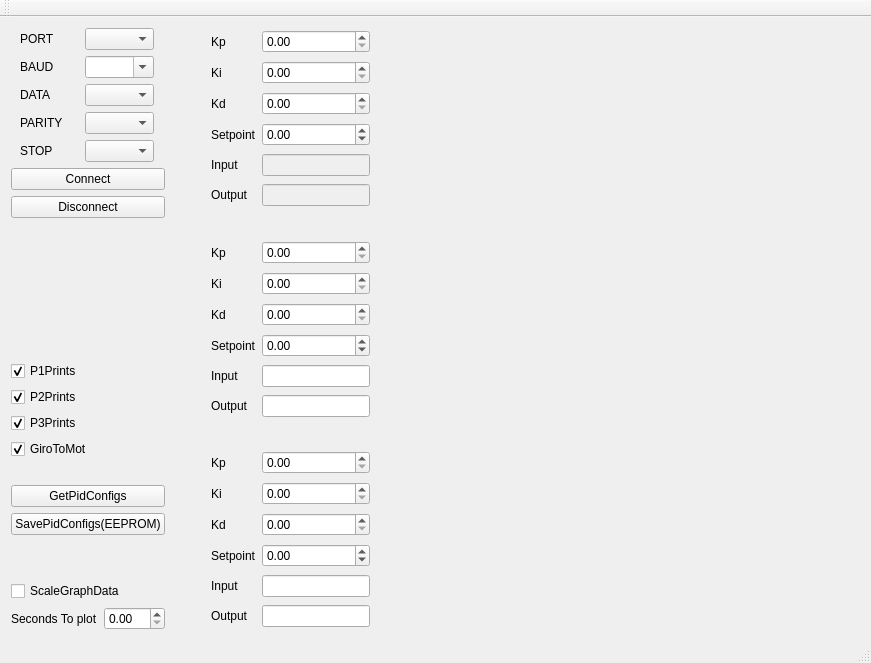
Before: the Qt Designer form mainwindow.ui in gse4me/ArduPlot, drawn with Qt 5.
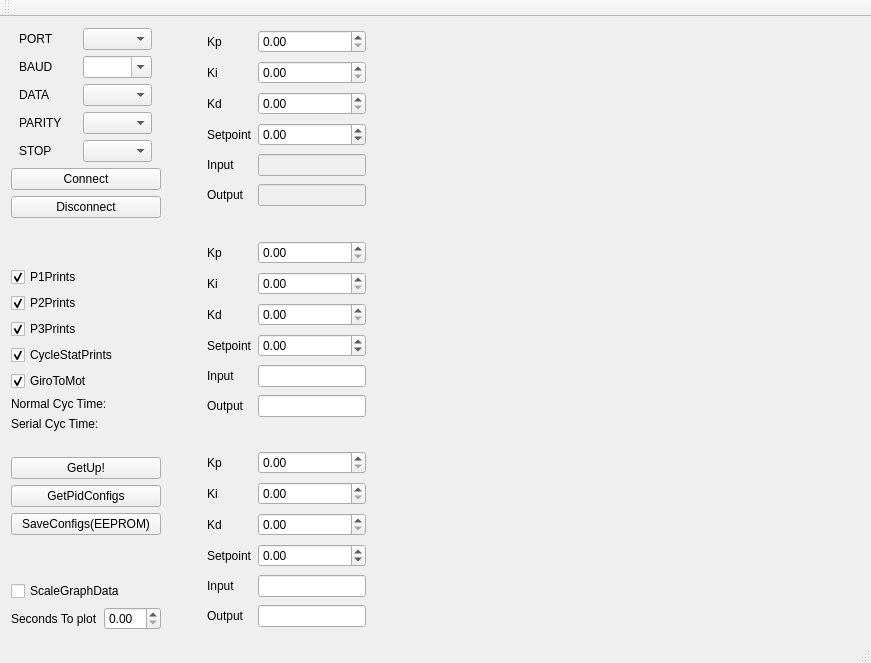
After: the same form once the commit is applied. Custom widgets are drawn as their Qt base class.

Commit message: Added Loop Time Info

Diff of the .ui file:
```diff
--- a/mainwindow.ui
+++ b/mainwindow.ui
@@ -15,7 +15,7 @@
   </property>
   <widget class="QWidget" name="centralWidget">
    <layout class="QGridLayout" name="gridLayout_5">
-    <item row="0" column="0" rowspan="2">
+    <item row="0" column="0">
      <layout class="QVBoxLayout" name="verticalLayout_5">
       <item>
        <layout class="QVBoxLayout" name="verticalLayout_4">
@@ -278,6 +278,16 @@
           </property>
          </widget>
         </item>
+        <item>
+         <widget class="QCheckBox" name="checkBoxCycleStats">
+          <property name="text">
+           <string>CycleStatPrints</string>
+          </property>
+          <property name="checked">
+           <bool>true</bool>
+          </property>
+         </widget>
+        </item>
         <item>
          <widget class="QCheckBox" name="checkBoxGiroToMot">
           <property name="text">
@@ -288,6 +298,42 @@
           </property>
          </widget>
         </item>
+        <item>
+         <layout class="QHBoxLayout" name="horizontalLayout_7">
+          <item>
+           <widget class="QLabel" name="label">
+            <property name="text">
+             <string>Normal Cyc Time:</string>
+            </property>
+           </widget>
+          </item>
+          <item>
+           <widget class="QLabel" name="labelNormalCycTime">
+            <property name="text">
+             <string/>
+            </property>
+           </widget>
+          </item>
+         </layout>
+        </item>
+        <item>
+         <layout class="QHBoxLayout" name="horizontalLayout_8">
+          <item>
+           <widget class="QLabel" name="label_3">
+            <property name="text">
+             <string>Serial Cyc Time:</string>
+            </property>
+           </widget>
+          </item>
+          <item>
+           <widget class="QLabel" name="labelSerialCycTime">
+            <property name="text">
+             <string/>
+            </property>
+           </widget>
+          </item>
+         </layout>
+        </item>
        </layout>
       </item>
       <item>
@@ -306,6 +352,13 @@
         </property>
        </spacer>
       </item>
+      <item>
+       <widget class="QPushButton" name="pushButtonGetPidCfgs_2">
+        <property name="text">
+         <string>GetUp!</string>
+        </property>
+       </widget>
+      </item>
       <item>
        <widget class="QPushButton" name="pushButtonGetPidCfgs">
         <property name="text">
@@ -319,7 +372,7 @@
          <bool>false</bool>
         </property>
         <property name="text">
-         <string>SavePidConfigs(EEPROM)</string>
+         <string>SaveConfigs(EEPROM)</string>
         </property>
         <property name="flat">
          <bool>false</bool>
@@ -390,7 +443,7 @@
       </property>
      </spacer>
     </item>
-    <item row="0" column="2" rowspan="2">
+    <item row="0" column="2">
      <layout class="QGridLayout" name="gridLayout_4">
       <property name="verticalSpacing">
        <number>30</number>
```
Left out of the diff: 12 changed lines with no effect on the pictures. The commit also changes 5 other files.
